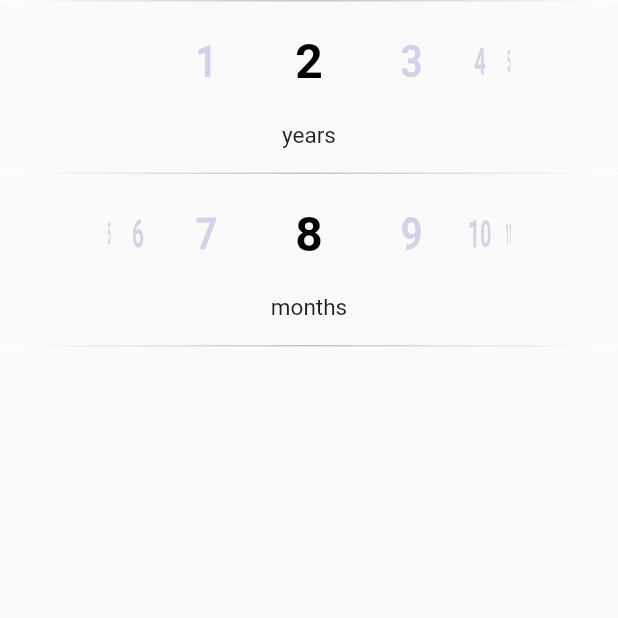
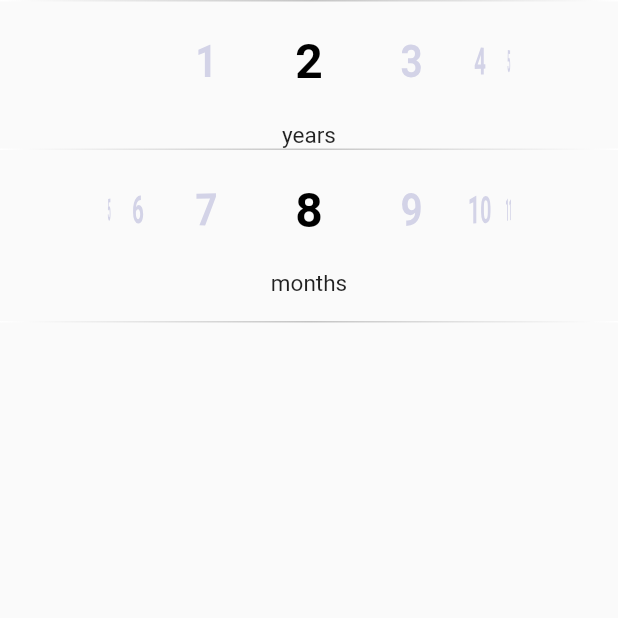
Before and after one commit to AnasMuhtadi/petittoPet, a Flutter app: the CustomWheelChooserWidget screen opened directly, on a phone screen of 412 x 824 dp, the top half of it. Run offline on Flutter 3.47's test engine with Material 2 defaults, Android fonts, the phone set to English and light mode, and no system bars; drawn by our look-alikes of wheel_chooser; our stand-ins replace flutter_svg.

Commit message:
modify 2

```diff
--- a/lib/pages/widgets/custem_wheel_chooser_widget.dart
+++ b/lib/pages/widgets/custem_wheel_chooser_widget.dart
@@ -1,4 +1,5 @@
 import 'package:flutter/material.dart';
+import 'package:petitto_pet/pages/widgets/wheel_widgets/gradient_circle_line.dart';
 import 'package:wheel_chooser/wheel_chooser.dart';
 
 class CustomWheelChooserWidget extends StatelessWidget {
@@ -10,22 +11,13 @@ class CustomWheelChooserWidget extends StatelessWidget {
       body: Column(
         crossAxisAlignment: CrossAxisAlignment.center,
         children: [
-          Container(
-            height: 1,
-            decoration: const BoxDecoration(
-                gradient: LinearGradient(
-                    begin: Alignment.centerRight,
-                    end: Alignment.centerLeft,
-                    colors: [
-                  Colors.white,
-                  Color(0xffC4C4C4),
-                  Colors.white
-                ])),
-          ),
+          const GradientCircleLine(),
           SizedBox(
             height: 80,
             child: WheelChooser.integer(
-              onValueChanged: (s) {},
+              onValueChanged: (s) {
+
+              },
               maxValue: 99,
               minValue: 1,
               initValue: 2,
@@ -42,19 +34,7 @@ class CustomWheelChooserWidget extends StatelessWidget {
             ),
           ),
           const Text("years",style: TextStyle(fontSize: 15)),
-          Container(
-            margin: EdgeInsets.only(top: 16),
-            height: 1,
-            decoration: const BoxDecoration(
-                gradient: LinearGradient(
-                    begin: Alignment.centerRight,
-                    end: Alignment.centerLeft,
-                    colors: [
-                  Colors.white,
-                  Color(0xffC4C4C4),
-                  Colors.white
-                ])),
-          ),
+          const GradientCircleLine(),
           SizedBox(
             height: 80,
             child: WheelChooser.integer(
@@ -76,7 +56,7 @@ class CustomWheelChooserWidget extends StatelessWidget {
           ),
           const Text("months",style: TextStyle(fontSize: 15),),
           Container(
-            margin: EdgeInsets.only(top: 16),
+            margin: const EdgeInsets.only(top: 16),
             height: 1,
             decoration: const BoxDecoration(
                 gradient: LinearGradient(
--- /dev/null
+++ b/lib/pages/widgets/wheel_widgets/gradient_circle_line.dart
@@ -0,0 +1,17 @@
+import 'package:flutter/material.dart';
+
+class GradientCircleLine extends StatelessWidget {
+  const GradientCircleLine({Key? key}) : super(key: key);
+
+  @override
+  Widget build(BuildContext context) {
+    return Container(
+      height: 1,
+      decoration: const BoxDecoration(
+          gradient: LinearGradient(
+              begin: Alignment.centerRight,
+              end: Alignment.centerLeft,
+              colors: [Colors.white, Color(0xffC4C4C4), Colors.white])),
+    );
+  }
+}
```
